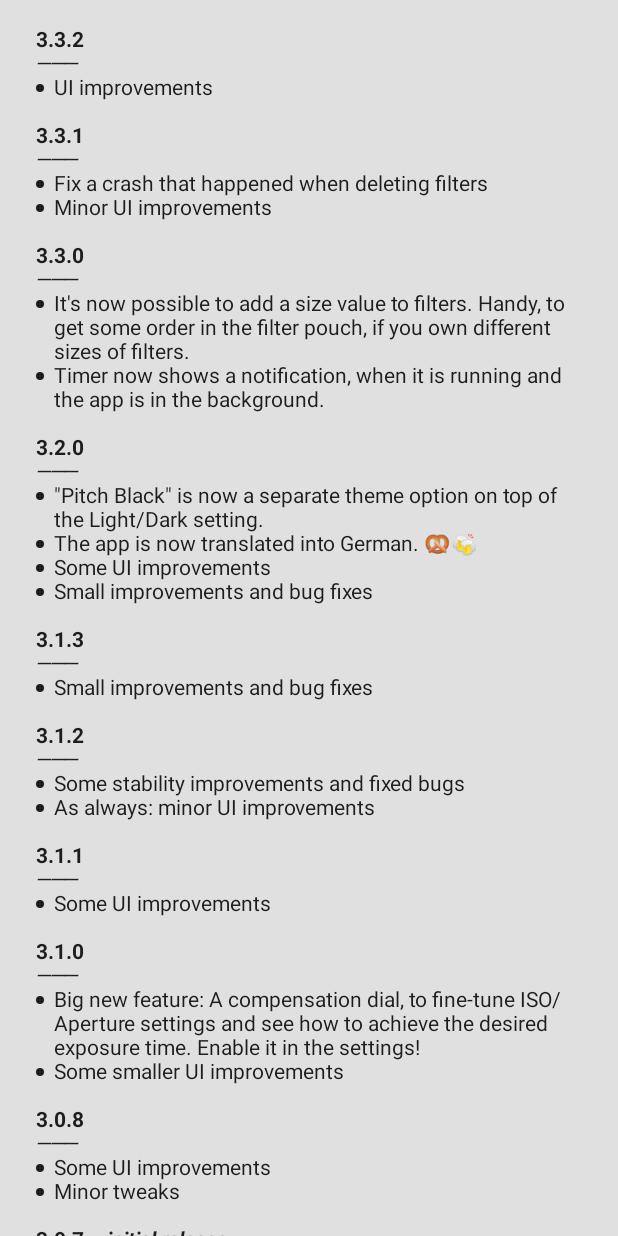
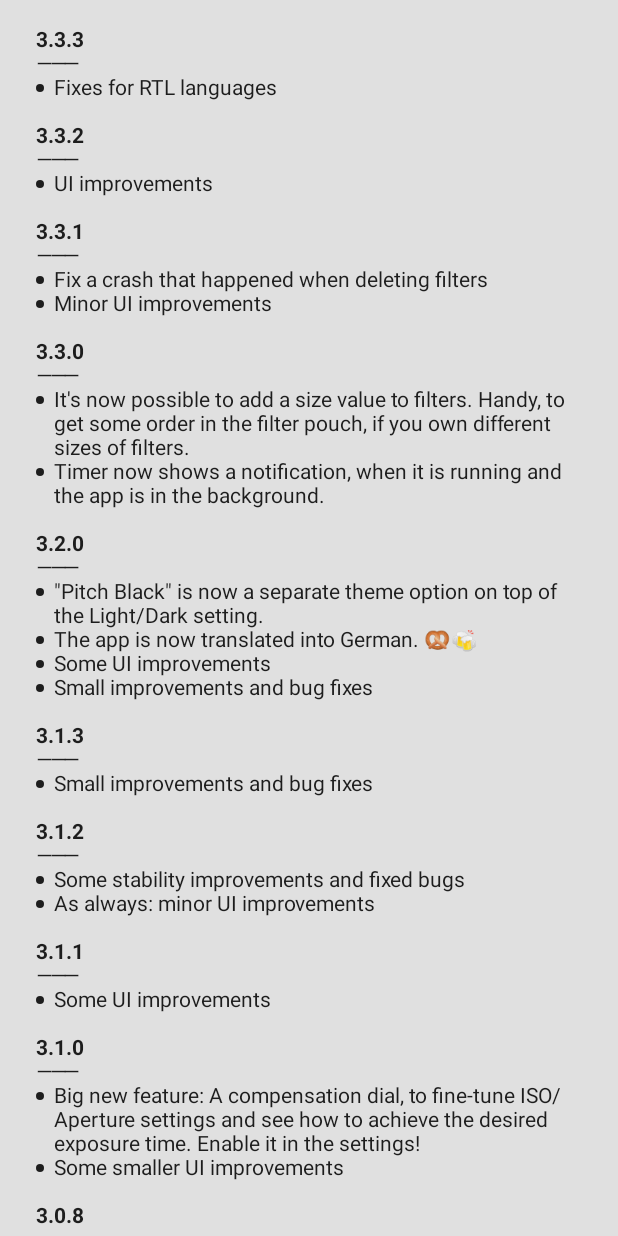
Before and after one commit to sal0max/ndx, an Android app: the layout fragment_changelog.xml on its own in the app's theme, with its tools: preview values and no code run, on a phone screen of 412 x 824 dp. Run offline under Robolectric (Android 15) with nearby library versions, the phone set to English and light mode, and no system bars.

Commit message:
prepare next release

```diff
--- a/app/build.gradle
+++ b/app/build.gradle
@@ -15,7 +15,7 @@ android {
         // SemVer
         def major = 3
         def minor = 3
-        def patch = 2
+        def patch = 3
         versionCode = (major * 10000) + (minor * 100) + patch
         versionName = "$major.$minor.$patch"
         archivesBaseName = "$applicationId-v$versionCode"
--- a/app/src/main/res/values/changelog.xml
+++ b/app/src/main/res/values/changelog.xml
@@ -1,6 +1,10 @@
 <?xml version="1.0" encoding="utf-8"?>
 <resources>
-    <string name="changelog"><b>3.3.2</b>
+    <string name="changelog"><b>3.3.3</b>
+        \n⸻
+        \n<li>Fixes for RTL languages</li>
+        \n
+        \n<b>3.3.2</b>
         \n⸻
         \n<li>UI improvements</li>
         \n
```
Also changed, not shown: 1 other file.
